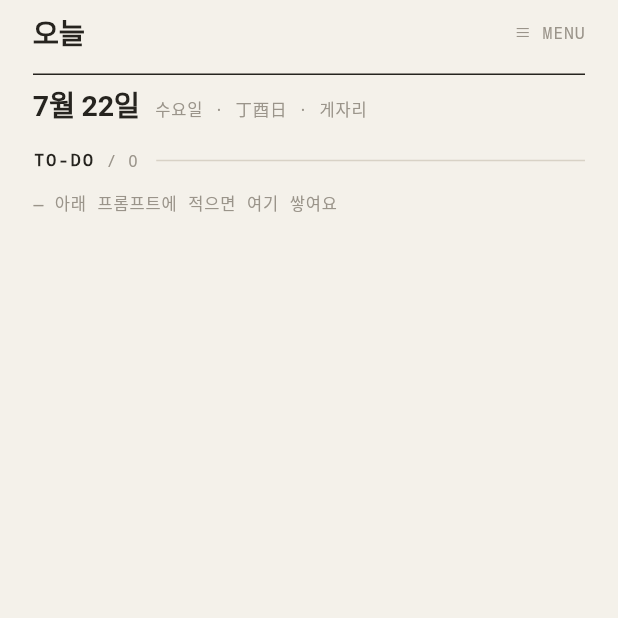
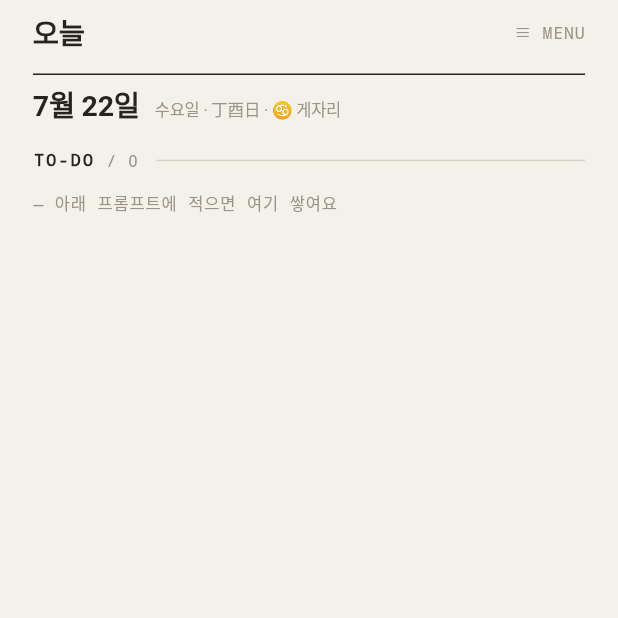
Before and after one commit to miziixx/jigoom, a Flutter app: the screen it shows after launch, on a phone screen of 412 x 824 dp, the top half of it. Run offline on Flutter 3.47's test engine with Material 3 defaults, Android fonts, the phone set to English and light mode, and no system bars; our stand-ins replace drift, drift_flutter, file_picker, flutter_colorpicker, flutter_local_notifications, flutter_riverpod and 6 more; missing offline and left inert: dart:html, google_mlkit_text_recognition, home_widget, receive_sharing_intent, shelf_router; accounts and stored records are empty; generated files the repository leaves out were written again.

Commit message:
feat(jigeum): 별자리를 서양 점성술로 확장 + time 대시보드 ZODIAC 섹션
- constants.dart: Zodiac 데이터(기호♋·영문·기간·원소·지배성) + zodiacOf/byeoljariLabel
- 헤더(today·schedule·time)에 기호 라벨 표시, Sans 렌더로 기호 깨짐 방지(metaSans)
- time 대시보드에 ZODIAC 섹션 신설(기호+한글 큰 제목, Cancer·6.22–7.22, 원소·지배성)

Co-Authored-By: Claude Opus 4.8 <noreply@anthropic.com>
Claude-Session: https://claude.ai/code/session_01NxK7vut4Em9KdbB5SB8P2d

```diff
--- a/jigeum/lib/core/theme.dart
+++ b/jigeum/lib/core/theme.dart
@@ -172,6 +172,14 @@ class AppText {
       fontWeight: FontWeight.w400,
       height: 1.3,
       letterSpacing: 0.55,
+      color: c);
+
+  /// 메타(Sans) — 기호(별자리 ♋ 등)처럼 모노에 없을 수 있는 글자 렌더용.
+  static TextStyle metaSans(Color c, {double size = 11}) => TextStyle(
+      fontFamily: kSansFamily,
+      fontSize: size,
+      fontWeight: FontWeight.w400,
+      height: 1.3,
       color: c);
 
   /// 하단 탭 (Mono 10 소문자, +0.04em).
--- a/jigeum/lib/features/schedule/schedule_view.dart
+++ b/jigeum/lib/features/schedule/schedule_view.dart
@@ -62,9 +62,9 @@ class ScheduleViewState extends ConsumerState<ScheduleView> {
                           style: AppText.hTitle(tk.ink),
                         ),
                         const SizedBox(height: 2),
-                        Text('${iljinLabel(_date)} · ${byeoljari(_date)}',
+                        Text('${iljinLabel(_date)} · ${byeoljariLabel(_date)}',
                             textAlign: TextAlign.center,
-                            style: AppText.meta(tk.inkSoft)),
+                            style: AppText.metaSans(tk.inkSoft)),
                       ],
                     ),
                   ),
--- a/jigeum/lib/features/today/today_view.dart
+++ b/jigeum/lib/features/today/today_view.dart
@@ -42,8 +42,8 @@ class _TodayViewState extends ConsumerState<TodayView> {
             const SizedBox(width: 10),
             Flexible(
               child: Text(
-                  '${DateFormat('EEEE', 'ko').format(now)} · ${iljinLabel(now)} · ${byeoljari(now)}',
-                  style: AppText.meta(tk.inkSoft)),
+                  '${DateFormat('EEEE', 'ko').format(now)} · ${iljinLabel(now)} · ${byeoljariLabel(now)}',
+                  style: AppText.metaSans(tk.inkSoft)),
             ),
           ],
         ),
```
Also changed, not shown: jigeum/lib/core/constants.dart (+47 -6 lines), jigeum/lib/features/schedule/time_dashboard.dart (+38 -2 lines).
